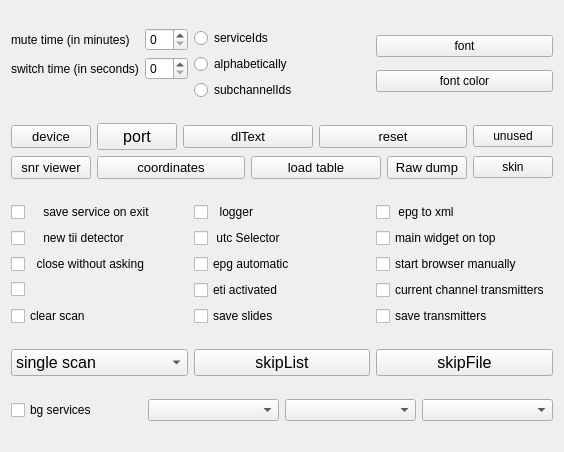
The window that qt-dab-s6/forms-v6/config-helper.ui (JvanKatwijk/qt-dab) describes before a commit, drawn with Qt 5.
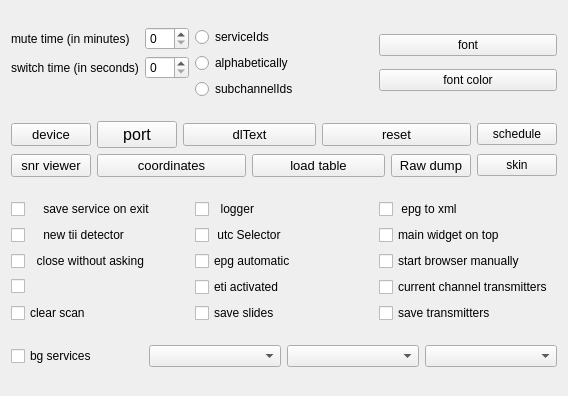
The same window after the commit. Custom widgets are drawn as their Qt base class.

Commit message: modified scan control

Diff of the .ui file:
```diff
--- a/qt-dab-s6/forms-v6/config-helper.ui
+++ b/qt-dab-s6/forms-v6/config-helper.ui
@@ -6,8 +6,8 @@
    <rect>
     <x>0</x>
     <y>0</y>
-    <width>564</width>
-    <height>452</height>
+    <width>568</width>
+    <height>396</height>
    </rect>
   </property>
   <property name="windowTitle">
@@ -189,7 +189,7 @@
         <string>&lt;html&gt;&lt;head/&gt;&lt;body&gt;&lt;p&gt;Select one of a few fonts for the display of the service names. Will be effective the next program invocation.&lt;/p&gt;&lt;/body&gt;&lt;/html&gt;</string>
        </property>
        <property name="text">
-        <string>unused</string>
+        <string>schedule</string>
        </property>
       </widget>
      </item>
@@ -438,67 +438,6 @@
      </item>
     </layout>
    </item>
-   <item>
-    <layout class="QHBoxLayout" name="horizontalLayout_2">
-     <item>
-      <widget class="smallComboBox" name="scanmodeSelector">
-       <property name="font">
-        <font>
-         <pointsize>12</pointsize>
-        </font>
-       </property>
-       <property name="toolTip">
-        <string>&lt;html&gt;&lt;head/&gt;&lt;body&gt;&lt;p&gt;Choose one of three modes for scanning&lt;/p&gt;&lt;/body&gt;&lt;/html&gt;</string>
-       </property>
-       <item>
-        <property name="text">
-         <string>single scan</string>
-        </property>
-       </item>
-       <item>
-        <property name="text">
-         <string>scan to data</string>
-        </property>
-       </item>
-       <item>
-        <property name="text">
-         <string>continuous</string>
-        </property>
-       </item>
-      </widget>
-     </item>
-     <item>
-      <widget class="QPushButton" name="skipList_button">
-       <property name="font">
-        <font>
-         <pointsize>12</pointsize>
-        </font>
-       </property>
-       <property name="toolTip">
-        <string>&lt;html&gt;&lt;head/&gt;&lt;body&gt;&lt;p&gt;show or hide the skipList. Updates in the skipList will be saved.&lt;/p&gt;&lt;/body&gt;&lt;/html&gt;</string>
-       </property>
-       <property name="text">
-        <string>skipList</string>
-       </property>
-      </widget>
-     </item>
-     <item>
-      <widget class="QPushButton" name="skipFile_button">
-       <property name="font">
-        <font>
-         <pointsize>12</pointsize>
-        </font>
-       </property>
-       <property name="toolTip">
-        <string>&lt;html&gt;&lt;head/&gt;&lt;body&gt;&lt;p&gt;Select a file for the skipList. If the file does not exist yet, it will be created and initialized with a skipList with no channels set to skip.&lt;/p&gt;&lt;/body&gt;&lt;/html&gt;</string>
-       </property>
-       <property name="text">
-        <string>skipFile</string>
-       </property>
-      </widget>
-     </item>
-    </layout>
-   </item>
    <item>
     <layout class="QHBoxLayout" name="horizontalLayout_3">
      <item>
```
Left out of the diff: 2 changed lines with no effect on the pictures. The commit also changes 46 other files.
